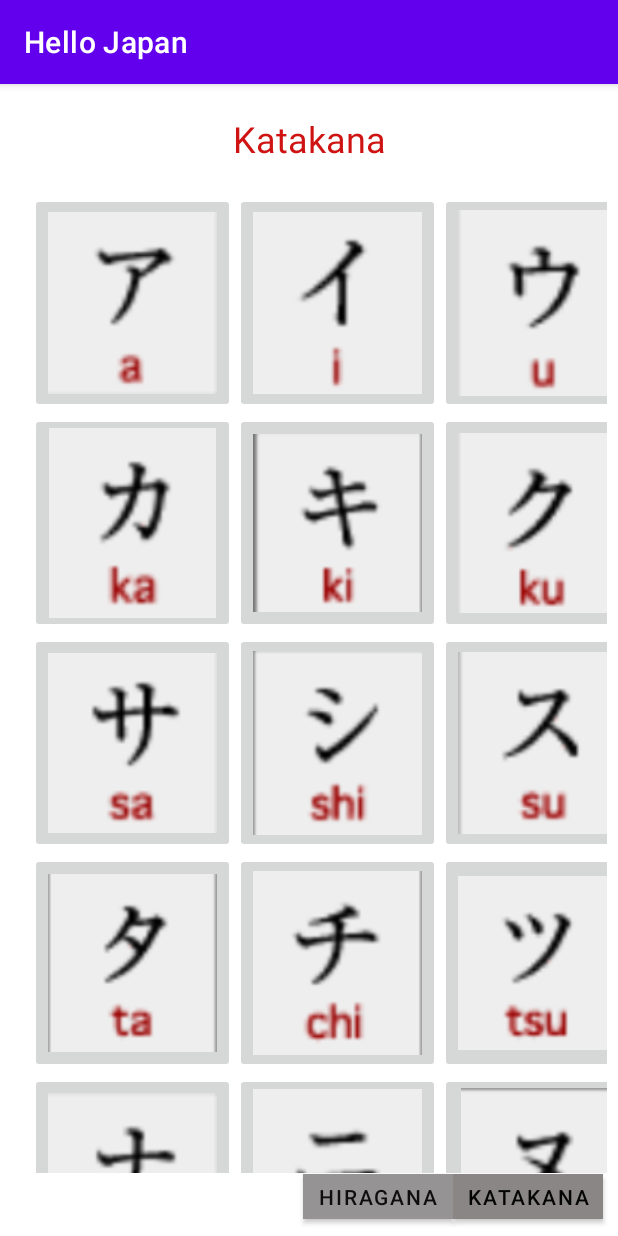
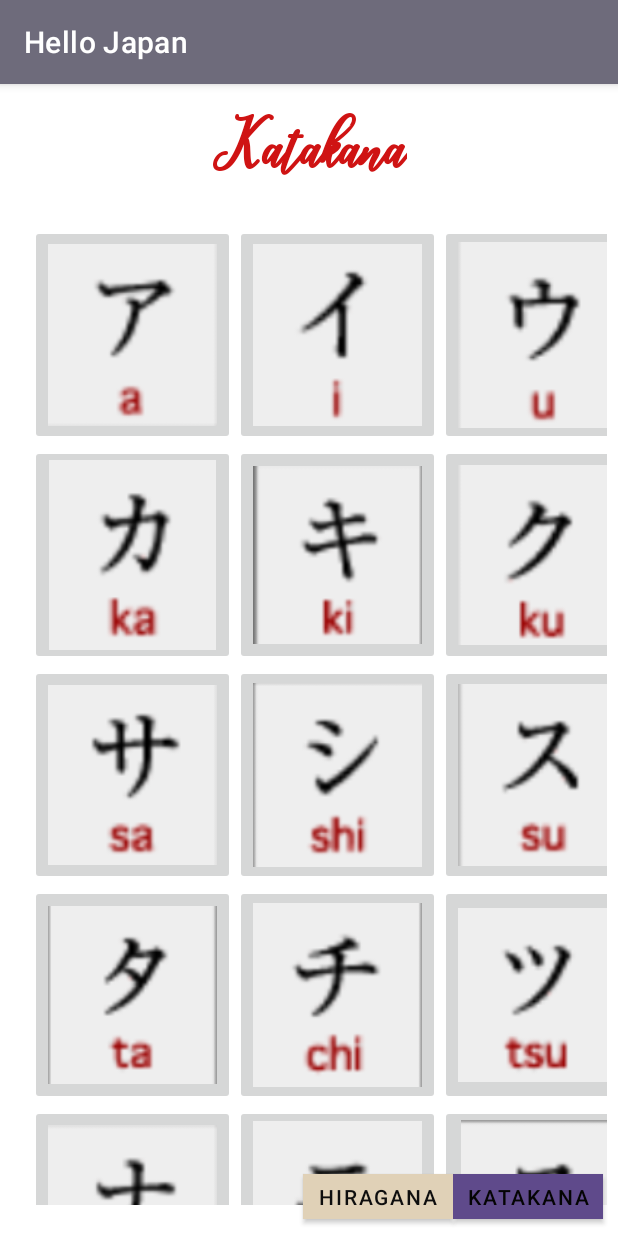
Before and after one commit to envity7920/HelloJapan, an Android app: the screen it shows after launch (MainActivity), after a tap on "KATAKANA", on a phone screen of 412 x 824 dp. Run offline under Robolectric (Android 15) with nearby library versions, the phone set to English and light mode, and no system bars.

Commit message:
After midnight

```diff
--- a/app/src/main/java/com/example/hellojapan/MainActivity.java
+++ b/app/src/main/java/com/example/hellojapan/MainActivity.java
@@ -27,7 +27,7 @@ public class MainActivity extends AppCompatActivity {
 
         // Hiragana layout
         LinearLayout hiraLayout = findViewById(R.id.LinearLayoutHira);
-        hiraLayout.setPadding(30 , 0 , 10 , 150);
+        hiraLayout.setPadding(30 , 0 , 10 , 200);
 
         // Generate hiragana rows
         LinearLayout row1 = new LinearLayout(this);
@@ -317,11 +317,21 @@ public class MainActivity extends AppCompatActivity {
                 kataLayout.setVisibility(View.VISIBLE);
                 hiraLayout.setVisibility(View.GONE);
                 title.setText("Katakana");
+                Button buttonKata = findViewById(R.id.buttonkata);
+                Button buttonHira = findViewById(R.id.buttonHira);
+
+                buttonKata.setBackgroundColor(Color.rgb(95, 74, 139));
+                buttonHira.setBackgroundColor(Color.rgb(224, 209, 183));
                 return;
             case R.id.buttonHira:
                 kataLayout.setVisibility(View.GONE);
                 hiraLayout.setVisibility(View.VISIBLE);
                 title.setText("Hiragana");
+                Button buttonKatakana = findViewById(R.id.buttonkata);
+                Button buttonHiragana = findViewById(R.id.buttonHira);
+
+                buttonHiragana.setBackgroundColor(Color.rgb(95, 74, 139));
+                buttonKatakana.setBackgroundColor(Color.rgb(224, 209, 183));
                 return;
         }
     }
--- a/app/src/main/res/layout/activity_main.xml
+++ b/app/src/main/res/layout/activity_main.xml
@@ -10,13 +10,17 @@
         android:id="@+id/title"
         android:layout_width="wrap_content"
         android:layout_height="wrap_content"
-        android:layout_marginTop="20dp"
+        android:layout_marginTop="10dp"
+        android:fontFamily="@font/leighton"
         android:text="Hiragana"
         android:textColor="#CF1313"
-        android:textSize="24sp"
+        android:textFontWeight="@android:integer/status_bar_notification_info_maxnum"
+        android:textSize="45sp"
         app:layout_constraintEnd_toEndOf="parent"
         app:layout_constraintStart_toStartOf="parent"
-        app:layout_constraintTop_toTopOf="parent" />
+        app:layout_constraintTop_toTopOf="parent"
+
+        />
 
     <ScrollView
         style="@android:style/Widget.Holo.ScrollView"
@@ -61,17 +65,17 @@
         android:layout_marginEnd="10dp"
         android:layout_marginRight="10dp"
         android:layout_marginBottom="5dp"
+        android:onClick="onBottomAction"
         android:padding="2sp"
         android:text="Katakana"
         android:textColor="#040404"
         android:textSize="14sp"
-        app:backgroundTint="#8A8686"
-        app:iconTint="#CDC0C0"
+        app:backgroundTint="#E0D1B7"
+        app:cornerRadius="0sp"
+        app:iconTint="#6E6B7B"
         app:layout_constraintBottom_toBottomOf="parent"
         app:layout_constraintEnd_toEndOf="parent"
-        app:cornerRadius="0sp"
-        app:rippleColor="#878181"
-        android:onClick="onBottomAction"/>
+        app:rippleColor="#6E6B7B" />
 
     <Button
         android:id="@+id/buttonHira"
@@ -84,9 +88,9 @@
         android:text="Hiragana"
         android:textColor="#0E0E0E"
         android:textSize="14sp"
-        app:backgroundTint="#959393"
+        app:backgroundTint="#E0D1B7"
         app:cornerRadius="0sp"
         app:layout_constraintBottom_toBottomOf="parent"
         app:layout_constraintEnd_toStartOf="@+id/buttonkata"
-        app:rippleColor="#0E0E0E" />
+        app:rippleColor="#6E6B7B" />
 </androidx.constraintlayout.widget.ConstraintLayout>
--- a/app/src/main/res/values/colors.xml
+++ b/app/src/main/res/values/colors.xml
@@ -1,10 +1,12 @@
 <?xml version="1.0" encoding="utf-8"?>
 <resources>
-    <color name="purple_200">#FFBB86FC</color>
+    <color name="purple_200">#343148FF</color>
     <color name="purple_500">#FF6200EE</color>
     <color name="purple_700">#FF3700B3</color>
     <color name="teal_200">#FF03DAC5</color>
     <color name="teal_700">#FF018786</color>
     <color name="black">#FF000000</color>
     <color name="white">#FFFFFFFF</color>
+    <color name="soybean">#E0D1B7</color>
+    <color name="eclipse">#6E6B7B</color>
 </resources>
--- a/app/src/main/res/values/themes.xml
+++ b/app/src/main/res/values/themes.xml
@@ -2,13 +2,13 @@
     <!-- Base application theme. -->
     <style name="Theme.HelloJapan" parent="Theme.MaterialComponents.DayNight.DarkActionBar">
         <!-- Primary brand color. -->
-        <item name="colorPrimary">@color/purple_500</item>
-        <item name="colorPrimaryVariant">@color/purple_700</item>
-        <item name="colorOnPrimary">@color/white</item>
+        <item name="colorPrimary">@color/eclipse</item>
+        <item name="colorPrimaryVariant">@color/eclipse</item>
+        <item name="colorOnPrimary">@color/soybean</item>
         <!-- Secondary brand color. -->
-        <item name="colorSecondary">@color/teal_200</item>
-        <item name="colorSecondaryVariant">@color/teal_700</item>
-        <item name="colorOnSecondary">@color/black</item>
+        <item name="colorSecondary">@color/soybean</item>
+        <item name="colorSecondaryVariant">@color/eclipse</item>
+        <item name="colorOnSecondary">@color/eclipse</item>
         <!-- Status bar color. -->
         <item name="android:statusBarColor" tools:targetApi="l">?attr/colorPrimaryVariant</item>
         <!-- Customize your theme here. -->
```
Also changed, not shown: app/src/main/res/font/leighton.ttf (added).
